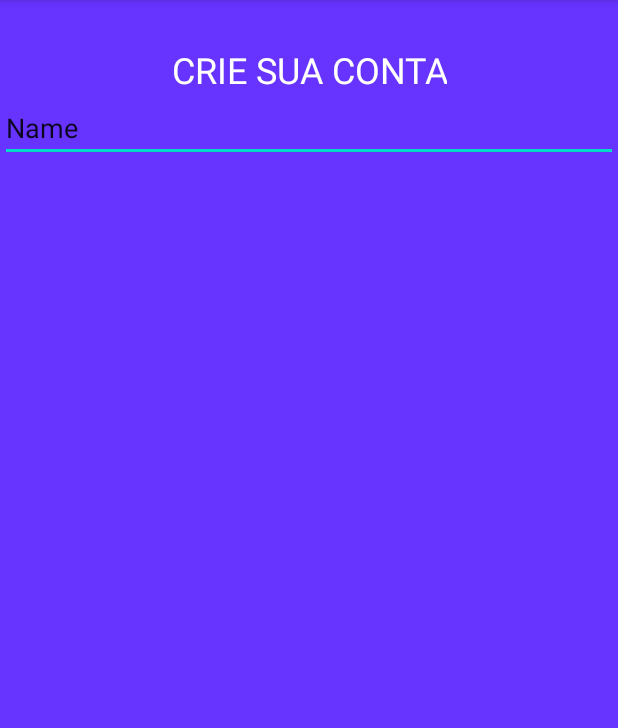
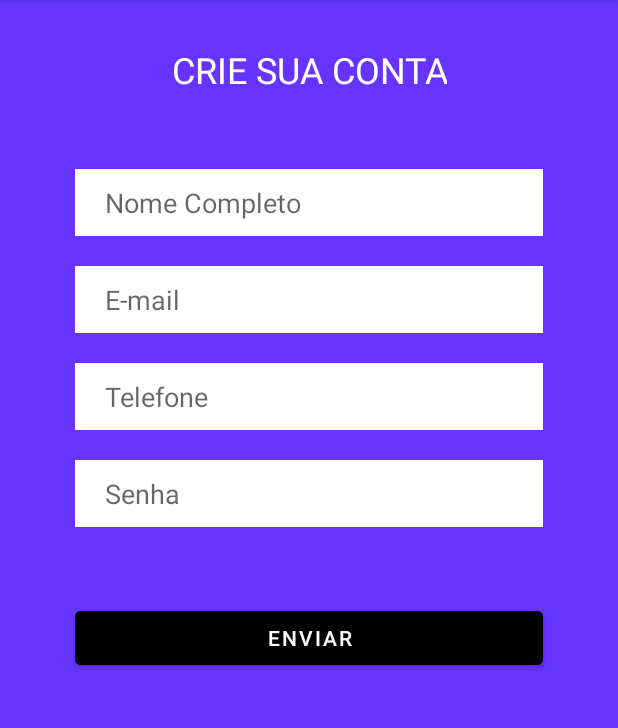
Before and after one commit to fernandsboy/BracketsApp, an Android app: the ActivityCriar screen opened directly, with no data from a screen before it, on a phone screen of 412 x 824 dp, the part 84-812 px from its top. Run offline under Robolectric (Android 15) with nearby library versions, the phone set to English and light mode, and no system bars.

Commit message:
tela cadastro

```diff
--- a/app/src/main/res/layout/activity_criar.xml
+++ b/app/src/main/res/layout/activity_criar.xml
@@ -7,7 +7,7 @@
     android:background="#6633ff"
     android:backgroundTint="#6633ff"
     android:orientation="vertical"
-    tools:context=".ActivityCriar" >
+    tools:context=".ActivityCriar">
 
     <TextView
         android:id="@+id/textView"
@@ -22,11 +22,76 @@
         android:textSize="24sp" />
 
     <EditText
-        android:id="@+id/editTextTextPersonName"
+        android:id="@+id/id_Nome"
         android:layout_width="match_parent"
         android:layout_height="wrap_content"
+        android:layout_marginLeft="50dp"
+        android:layout_marginTop="50dp"
+        android:layout_marginRight="50dp"
+        android:background="#FFFFFF"
+        android:backgroundTint="#FFFFFF"
         android:ems="10"
+        android:hint="Nome Completo"
         android:inputType="textPersonName"
-        android:text="Name" />
+        android:paddingLeft="20dp"
+        android:paddingTop="10dp"
+        android:paddingRight="20dp"
+        android:paddingBottom="10dp" />
+
+    <EditText
+        android:id="@+id/id_Email"
+        android:layout_width="match_parent"
+        android:layout_height="wrap_content"
+        android:layout_marginLeft="50dp"
+        android:layout_marginTop="20dp"
+        android:layout_marginRight="50dp"
+        android:background="#FFFFFF"
+        android:ems="10"
+        android:hint="E-mail"
+        android:inputType="textEmailAddress"
+        android:paddingLeft="20dp"
+        android:paddingTop="10dp"
+        android:paddingRight="20dp"
+        android:paddingBottom="10dp" />
+
+    <EditText
+        android:id="@+id/editTextPhone"
+        android:layout_width="match_parent"
+        android:layout_height="wrap_content"
+        android:layout_marginLeft="50dp"
+        android:layout_marginTop="20dp"
+        android:layout_marginRight="50dp"
+        android:background="#FFFFFF"
+        android:ems="10"
+        android:hint="Telefone"
+        android:inputType="phone"
+        android:paddingLeft="20dp"
+        android:paddingTop="10dp"
+        android:paddingRight="20dp"
+        android:paddingBottom="10dp" />
+
+    <EditText
+        android:id="@+id/editTextTextPassword"
+        android:layout_width="match_parent"
+        android:layout_height="wrap_content"
+        android:layout_marginLeft="50dp"
+        android:layout_marginTop="20dp"
+        android:layout_marginRight="50dp"
+        android:background="#FFFFFF"
+        android:ems="10"
+        android:hint="Senha"
+        android:inputType="textPassword"
+        android:paddingLeft="20dp"
+        android:paddingTop="10dp"
+        android:paddingRight="20dp"
+        android:paddingBottom="10dp" />
+
+    <Button
+        android:id="@+id/bt_Enviar"
+        android:layout_width="match_parent"
+        android:layout_height="wrap_content"
+        android:layout_margin="50dp"
+        android:backgroundTint="@color/black"
+        android:text="Enviar" />
 
 </LinearLayout>
```
